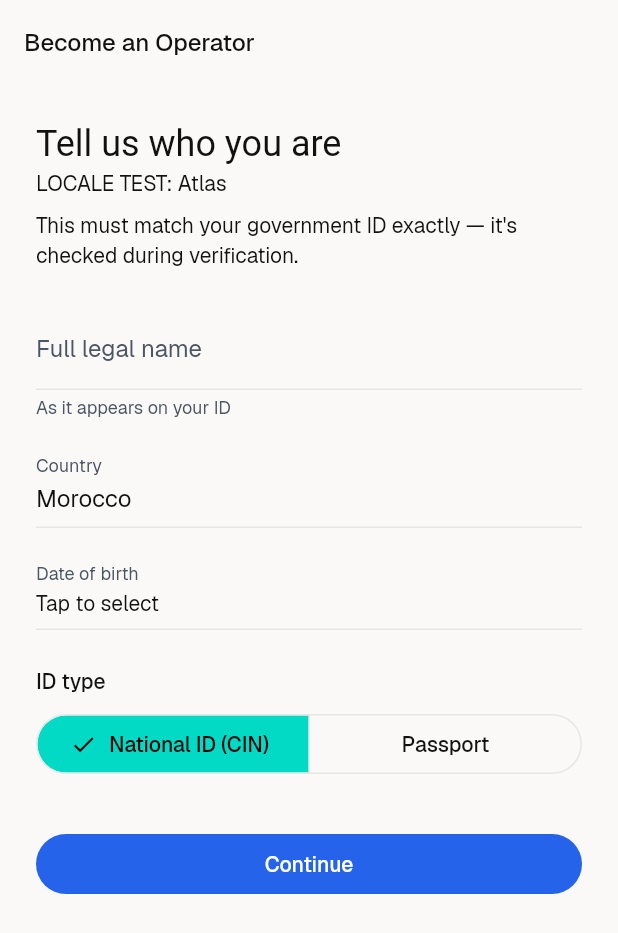
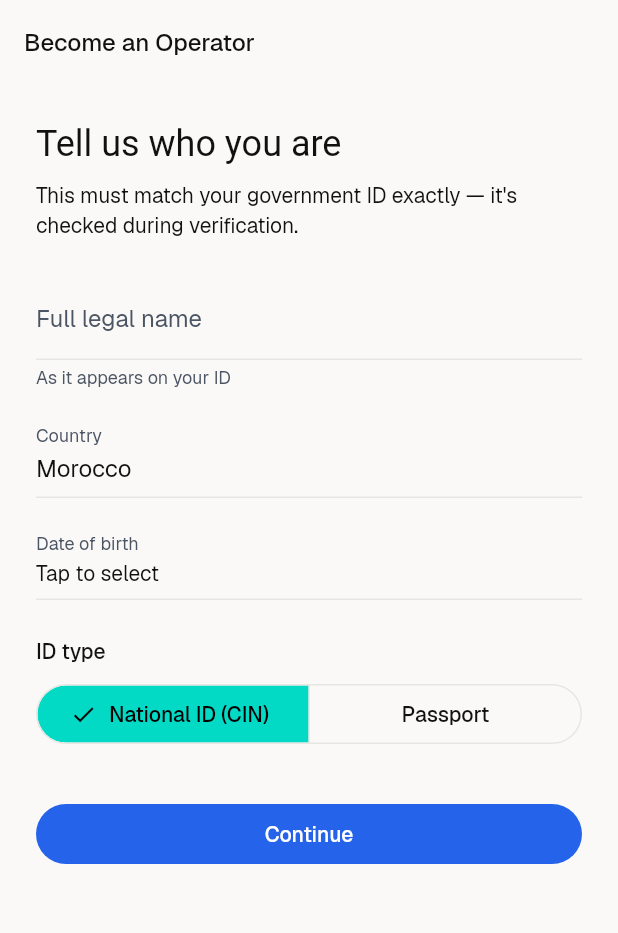
Before and after one commit to friendly-yahya/atlas-v2, a Flutter app: the BecomeOperatorScreen screen opened by its route, on a phone screen of 412 x 824 dp. Shown: the top 933 px of the screen. Run offline on Flutter 3.47's test engine with Material 3 defaults, Android fonts, the phone set to English and light mode, and no system bars; our stand-ins replace firebase_core, flutter_riverpod, go_router, google_fonts, shared_preferences, supabase_flutter; accounts and stored records are empty; generated files the repository leaves out were written again.

Commit message:
Adds RTL and localization thingies OwO.

```diff
--- a/lib/app/app.dart
+++ b/lib/app/app.dart
@@ -5,7 +5,6 @@ import 'package:atlas_paragliding_v2/core/theme/app_theme.dart';
 import 'package:atlas_paragliding_v2/core/theme/theme_provider.dart';
 import 'package:atlas_paragliding_v2/core/localization/locale_provider.dart';
 import 'package:atlas_paragliding_v2/l10n/generated/app_localizations.dart';
-import 'package:flutter_localizations/flutter_localizations.dart';
 //temp
 class AtlasApp extends ConsumerWidget {
   const AtlasApp({super.key});
--- a/lib/features/operator/presentation/screens/become_operator_screen.dart
+++ b/lib/features/operator/presentation/screens/become_operator_screen.dart
@@ -1,5 +1,5 @@
 import 'package:flutter/material.dart';
-import 'package:atlas_paragliding_v2/l10n/generated/app_localizations.dart';
+
 class BecomeOperatorScreen extends StatefulWidget {
   const BecomeOperatorScreen({super.key});
 
@@ -65,7 +65,6 @@ class _BecomeOperatorScreenState extends State<BecomeOperatorScreen> {
                   'Tell us who you are',
                   style: Theme.of(context).textTheme.headlineSmall,
                 ),
-                Text('LOCALE TEST: ${AppLocalizations.of(context)!.appTitle}'),
                 const SizedBox(height: 8),
                 Text(
                   "This must match your government ID exactly — it's checked during verification.",
```
